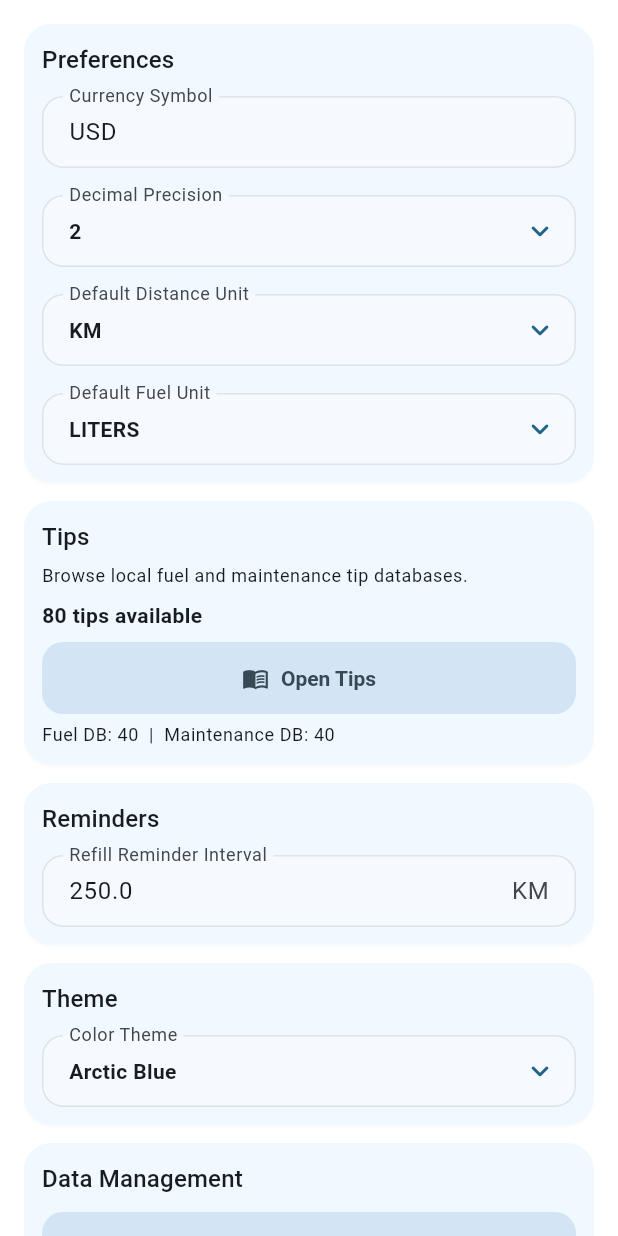
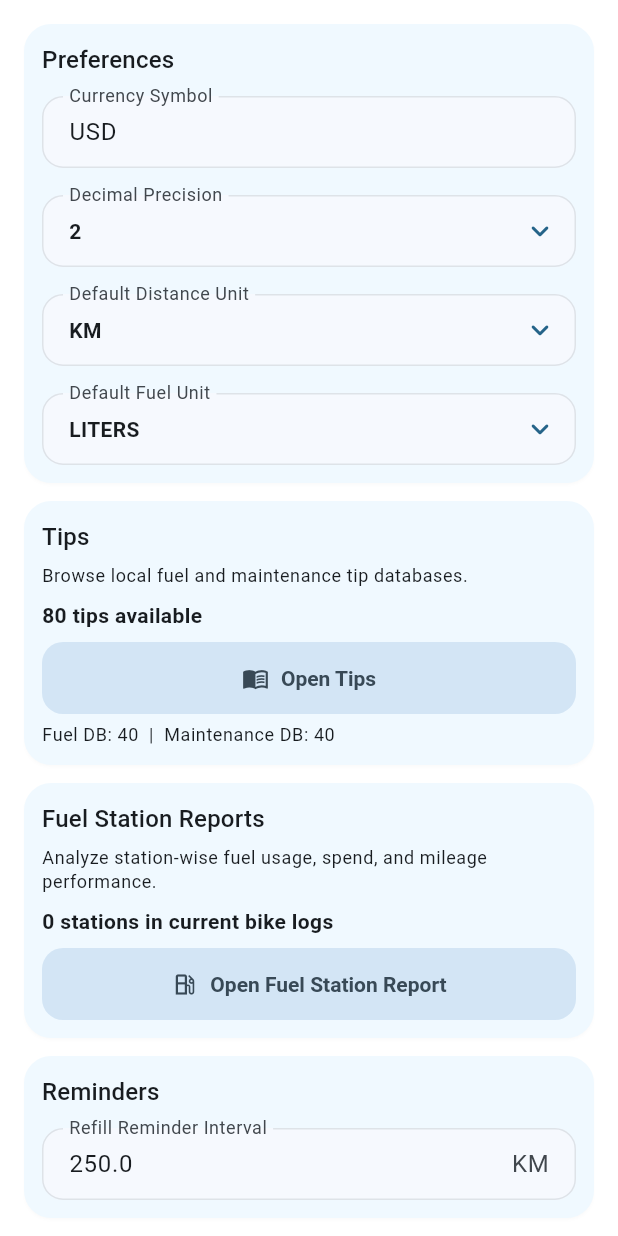
Before and after one commit to WorkWithAfridi/MotoMileage, a Flutter app: the SettingsView widget shown alone on an empty page, opened directly, on a phone screen of 412 x 824 dp. Run offline on Flutter 3.47's test engine with Material 3 defaults, Android fonts, the phone set to English and light mode, and no system bars; our stand-ins replace fl_chart, get, share_plus, sqflite; accounts and stored records are empty.

Commit message:
Added Fuel station report

```diff
--- a/lib/app/views/settings_view.dart
+++ b/lib/app/views/settings_view.dart
@@ -15,6 +15,7 @@ import '../services/backup_service.dart';
 import '../services/csv_export_service.dart';
 import '../services/demo_data_service.dart';
 import '../services/local_storage_service.dart';
+import 'fuel_station_report_view.dart';
 import 'tips_view.dart';
 import 'widgets/app_dropdown_form_field.dart';
 
@@ -33,7 +34,9 @@ class SettingsView extends GetView<SettingsController> {
 
     return Obx(() {
       final current = controller.settings.value;
-      final refillDistanceUnit = _distanceUnitLabel(current.defaultDistanceUnit);
+      final refillDistanceUnit = _distanceUnitLabel(
+        current.defaultDistanceUnit,
+      );
       return GestureDetector(
         onTap: () {
           FocusManager.instance.primaryFocus?.unfocus();
@@ -47,11 +50,16 @@ class SettingsView extends GetView<SettingsController> {
                 child: Column(
                   crossAxisAlignment: CrossAxisAlignment.start,
                   children: [
-                    Text('Preferences', style: Theme.of(context).textTheme.titleMedium),
+                    Text(
+                      'Preferences',
+                      style: Theme.of(context).textTheme.titleMedium,
+                    ),
                     const SizedBox(height: 12),
                     TextFormField(
                       initialValue: current.currencySymbol,
-                      decoration: const InputDecoration(labelText: 'Currency Symbol'),
+                      decoration: const InputDecoration(
+                        labelText: 'Currency Symbol',
+                      ),
                       onChanged: (value) {
                         final trimmed = value.trim();
                         if (trimmed.isEmpty) return;
@@ -61,8 +69,17 @@ class SettingsView extends GetView<SettingsController> {
                     const SizedBox(height: 18),
                     AppDropdownFormField<int>(
                       initialValue: current.decimalPrecision,
-                      decoration: const InputDecoration(labelText: 'Decimal Precision'),
-                      items: const [0, 1, 2, 3, 4].map((value) => DropdownMenuItem(value: value, child: Text('$value'))).toList(),
+                      decoration: const InputDecoration(
+                        labelText: 'Decimal Precision',
+                      ),
+                      items: const [0, 1, 2, 3, 4]
+                          .map(
+                            (value) => DropdownMenuItem(
+                              value: value,
+                              child: Text('$value'),
+                            ),
+                          )
+                          .toList(),
                       onChanged: (value) {
                         if (value != null) {
                           controller.updateDecimalPrecision(value);
@@ -72,8 +89,17 @@ class SettingsView extends GetView<SettingsController> {
                     const SizedBox(height: 18),
                     AppDropdownFormField<DistanceUnit>(
                       initialValue: current.defaultDistanceUnit,
-                      decoration: const InputDecoration(labelText: 'Default Distance Unit'),
-                      items: DistanceUnit.values.map((unit) => DropdownMenuItem(value: unit, child: Text(unit.name.toUpperCase()))).toList(),
+                      decoration: const InputDecoration(
+                        labelText: 'Default Distance Unit',
+                      ),
+                      items: DistanceUnit.values
+                          .map(
+                            (unit) => DropdownMenuItem(
+                              value: unit,
+                              child: Text(unit.name.toUpperCase()),
+                            ),
+                          )
+                          .toList(),
                       onChanged: (value) {
                         if (value != null) {
                           controller.updateDefaultDistanceUnit(value);
@@ -83,8 +109,17 @@ class SettingsView extends GetView<SettingsController> {
                     const SizedBox(height: 18),
                     AppDropdownFormField<FuelUnit>(
                       initialValue: current.defaultFuelUnit,
-                      decoration: const InputDecoration(labelText: 'Default Fuel Unit'),
-                      items: FuelUnit.values.map((unit) => DropdownMenuItem(value: unit, child: Text(unit.name.toUpperCase()))).toList(),
+                      decoration: const InputDecoration(
+                        labelText: 'Default Fuel Unit',
+                      ),
+                      items: FuelUnit.values
+                          .map(
+                            (unit) => DropdownMenuItem(
+                              value: unit,
+                              child: Text(unit.name.toUpperCase()),
+                            ),
+                          )
+                          .toList(),
                       onChanged: (value) {
                         if (value != null) {
                           controller.updateDefaultFuelUnit(value);
@@ -98,18 +133,28 @@ class SettingsView extends GetView<SettingsController> {
             const SizedBox(height: 4),
             const _TipsSectionCard(),
             const SizedBox(height: 4),
+            const _FuelStationReportSectionCard(),
+            const SizedBox(height: 4),
             Card(
               child: Padding(
                 padding: const EdgeInsets.all(12),
                 child: Column(
                   crossAxisAlignment: CrossAxisAlignment.start,
                   children: [
-                    Text('Reminders', style: Theme.of(context).textTheme.titleMedium),
+                    Text(
+                      'Reminders',
+                      style: Theme.of(context).textTheme.titleMedium,
+                    ),
                     const SizedBox(height: 12),
                     TextFormField(
                       initialValue: current.refillReminderInterval.toString(),
-                      keyboardType: const TextInputType.numberWithOptions(decimal: true),
-                      decoration: InputDecoration(labelText: 'Refill Reminder Interval', suffixText: refillDistanceUnit),
+                      keyboardType: const TextInputType.numberWithOptions(
+                        decimal: true,
+                      ),
+                      decoration: InputDecoration(
+                        labelText: 'Refill Reminder Interval',
+                        suffixText: refillDistanceUnit,
+                      ),
                       onChanged: (value) {
                         final parsed = double.tryParse(value);
                         if (parsed != null && parsed > 0) {
@@ -128,12 +173,24 @@ class SettingsView extends GetView<SettingsController> {
                 child: Column(
                   crossAxisAlignment: CrossAxisAlignment.start,
                   children: [
-                    Text('Theme', style: Theme.of(context).textTheme.titleMedium),
+                    Text(
+                      'Theme',
+                      style: Theme.of(context).textTheme.titleMedium,
+                    ),
                     const SizedBox(height: 12),
                     AppDropdownFormField<AppThemePreset>(
                       initialValue: current.themePreset,
-                      decoration: const InputDecoration(labelText: 'Color Theme'),
-                      items: AppThemePreset.values.map((preset) => DropdownMenuItem(value: preset, child: Text(_themePresetLabel(preset)))).toList(),
+                      decoration: const InputDecoration(
+                        labelText: 'Color Theme',
+                      ),
+                      items: AppThemePreset.values
+                          .map(
+                            (preset) => DropdownMenuItem(
+                              value: preset,
+                              child: Text(_themePresetLabel(preset)),
+                            ),
+                          )
+                          .toList(),
                       onChanged: (value) {
                         if (value != null) {
                           controller.updateThemePreset(value);
@@ -151,15 +208,25 @@ class SettingsView extends GetView<SettingsController> {
                 child: Column(
                   crossAxisAlignment: CrossAxisAlignment.start,
                   children: [
-                    Text('Data Management', style: Theme.of(context).textTheme.titleMedium),
+                    Text(
+                      'Data Management',
+                      style: Theme.of(context).textTheme.titleMedium,
+                    ),
                     const SizedBox(height: 10),
                     FilledButton.tonal(
                       onPressed: () async {
-                        final csv = csvService.buildFuelLogsCsv(fuelController.entries);
+                        final csv = csvService.buildFuelLogsCsv(
+                          fuelController.entries,
+                        );
                         final dir = await getTemporaryDirectory();
                         final file = File('${dir.path}/fuel_logs.csv');
                         await file.writeAsString(csv);
-                        await SharePlus.instance.share(ShareParams(files: [XFile(file.path)], text: 'Moto Mileage fuel logs CSV export'));
+                        await SharePlus.instance.share(
+                          ShareParams(
+                            files: [XFile(file.path)],
+                            text: 'Moto Mileage fuel logs CSV export',
+                          ),
+                        );
                       },
                       child: const Text('Export Current Bike Logs (CSV)'),
                     ),
@@ -168,9 +235,16 @@ class SettingsView extends GetView<SettingsController> {
                       onPressed: () async {
                         final json = backupService.exportBackupJson();
                         final dir = await getTemporaryDirectory();
-                        final file = File('${dir.path}/motomileage_backup.json');
+                        final file = File(
+                          '${dir.path}/motomileage_backup.json',
+                        );
                         await file.writeAsString(json);
-                        await SharePlus.instance.share(ShareParams(files: [XFile(file.path)], text: 'Moto Mileage backup JSON'));
+                        await SharePlus.instance.share(
+                          ShareParams(
+                            files: [XFile(file.path)],
+                            text: 'Moto Mileage backup JSON',
+                          ),
+                        );
                       },
                       child: const Text('Backup All Data (JSON)'),
                     ),
@@ -186,11 +260,22 @@ class SettingsView extends GetView<SettingsController> {
                               controller: textController,
                               minLines: 6,
                               maxLines: 10,
-                              decoration: const InputDecoration(hintText: 'Paste backup JSON', border: OutlineInputBorder()),
+                              decoration: const InputDecoration(
+                                hintText: 'Paste backup JSON',
+                                border: OutlineInputBorder(),
+                              ),
                             ),
                             actions: [
-                              TextButton(onPressed: () => Navigator.of(context).pop(false), child: const Text('Cancel')),
-                              FilledButton(onPressed: () => Navigator.of(context).pop(true), child: const Text('Restore')),
+                              TextButton(
+                                onPressed: () =>
+                                    Navigator.of(context).pop(false),
+                                child: const Text('Cancel'),
+                              ),
+                              FilledButton(
+                                onPressed: () =>
+                                    Navigator.of(context).pop(true),
+                                child: const Text('Restore'),
+                              ),
                             ],
                           ),
                         );
@@ -200,12 +285,17 @@ class SettingsView extends GetView<SettingsController> {
                         }
 
                         try {
-                          await backupService.restoreBackupJson(textController.text);
+                          await backupService.restoreBackupJson(
+                            textController.text,
+                          );
                           controller.reload();
                           await bikeController.reload();
                           await fuelController.reloadActiveBike();
                           await maintenanceController.reloadActiveBike();
-                          Get.snackbar('Restored', 'Backup restored successfully.');
+                          Get.snackbar(
+                            'Restored',
+                            'Backup restored successfully.',
+                          );
                         } catch (_) {
                           Get.snackbar('Error', 'Backup JSON is invalid.');
                         }
@@ -223,7 +313,10 @@ class SettingsView extends GetView<SettingsController> {
                 child: Column(
                   crossAxisAlignment: CrossAxisAlignment.start,
                   children: [
-                    Text('Demo Tools', style: Theme.of(context).textTheme.titleMedium),
+                    Text(
+                      'Demo Tools',
+                      style: Theme.of(context).textTheme.titleMedium,
+                    ),
                     const SizedBox(height: 10),
                     FilledButton(
                       onPressed: () async {
@@ -231,10 +324,20 @@ class SettingsView extends GetView<SettingsController> {
                           context: context,
                           builder: (context) => AlertDialog(
                             title: const Text('Load Demo Data'),
-                            content: const Text('This will replace your current local data with demo entries.'),
+                            content: const Text(
+                              'This will replace your current local data with demo entries.',
+                            ),
                             actions: [
-                              TextButton(onPressed: () => Navigator.of(context).pop(false), child: const Text('Cancel')),
-                              FilledButton(onPressed: () => Navigator.of(context).pop(true), child: const Text('Replace & Load')),
+                              TextButton(
+                                onPressed: () =>
+                                    Navigator.of(context).pop(false),
+                                child: const Text('Cancel'),
+                              ),
+                              FilledButton(
+                                onPressed: () =>
+                                    Navigator.of(context).pop(true),
+                                child: const Text('Replace & Load'),
+                              ),
                             ],
                           ),
                         );
@@ -248,7 +351,10 @@ class SettingsView extends GetView<SettingsController> {
                         await bikeController.reload();
                         await fuelController.reloadActiveBike();
                         await maintenanceController.reloadActiveBike();
-                        Get.snackbar('Demo Ready', 'Sample data loaded for testing.');
+                        Get.snackbar(
+                          'Demo Ready',
+                          'Sample data loaded for testing.',
+                        );
                       },
                       child: const Text('Load Demo Data'),
                     ),
@@ -263,23 +369,40 @@ class SettingsView extends GetView<SettingsController> {
                 child: Column(
                   crossAxisAlignment: CrossAxisAlignment.start,
                   children: [
-                    Text('Danger Zone', style: Theme.of(context).textTheme.titleMedium),
+                    Text(
+                      'Danger Zone',
+                      style: Theme.of(context).textTheme.titleMedium,
+                    ),
                     const SizedBox(height: 10),
                     FilledButton.tonal(
                       style: FilledButton.styleFrom(
-                        backgroundColor: Theme.of(context).colorScheme.errorContainer,
-                        foregroundColor: Theme.of(context).colorScheme.onErrorContainer,
+                        backgroundColor: Theme.of(
+                          context,
+                        ).colorScheme.errorContainer,
+                        foregroundColor: Theme.of(
+                          context,
+                        ).colorScheme.onErrorContainer,
                       ),
                       onPressed: () async {
                         final confirmed = await showDialog<bool>(
                           context: context,
                           builder: (context) => AlertDialog(
                             title: const Text('Reset All Data'),
-                            content: const Text('This will permanently delete all bikes, fuel logs, maintenance logs, and settings from this device.'),
+                            content: const Text(
+                              'This will permanently delete all bikes, fuel logs, maintenance logs, and settings from this device.',
+                            ),
                             actions: [
-                              FilledButton(onPressed: () => Navigator.of(context).pop(true), child: const Text('Reset')),
+                              FilledButton(
+                                onPressed: () =>
+                                    Navigator.of(context).pop(true),
+                                child: const Text('Reset'),
+                              ),
                               SizedBox(height: 10),
-                              OutlinedButton(onPressed: () => Navigator.of(context).pop(false), child: const Text('Cancel')),
+                              OutlinedButton(
+                                onPressed: () =>
+                                    Navigator.of(context).pop(false),
+                                child: const Text('Cancel'),
+                              ),
                             ],
                           ),
                         );
@@ -294,7 +417,10 @@ class SettingsView extends GetView<SettingsController> {
                         await fuelController.reloadActiveBike();
                         await maintenanceController.reloadActiveBike();
 
-                        Get.snackbar('Data Reset', 'All local app data has been removed.');
+                        Get.snackbar(
+                          'Data Reset',
+                          'All local app data has been removed.',
+                        );
                       },
                       child: const Text('Reset All Data'),
                     ),
@@ -351,7 +477,9 @@ class _TipsSectionCard extends StatelessWidget {
 
   @override
   Widget build(BuildContext context) {
-    final totalTips = AppTipsDatabase.fuelTips.length + AppTipsDatabase.maintenanceTips.length;
+    final totalTips =
+        AppTipsDatabase.fuelTips.length +
+        AppTipsDatabase.maintenanceTips.length;
 
     return Card(
       child: Padding(
@@ -361,15 +489,25 @@ class _TipsSectionCard extends StatelessWidget {
           children: [
             Text('Tips', style: Theme.of(context).textTheme.titleMedium),
             const SizedBox(height: 6),
-            Text('Browse local fuel and maintenance tip databases.', style: Theme.of(context).textTheme.bodySmall),
+            Text(
+              'Browse local fuel and maintenance tip databases.',
+              style: Theme.of(context).textTheme.bodySmall,
+            ),
             const SizedBox(height: 8),
-            Text('$totalTips tips available', style: Theme.of(context).textTheme.bodyMedium?.copyWith(fontWeight: FontWeight.w700)),
+            Text(
+              '$totalTips tips available',
+              style: Theme.of(
+                context,
+              ).textTheme.bodyMedium?.copyWith(fontWeight: FontWeight.w700),
+            ),
             const SizedBox(height: 8),
             SizedBox(
               width: double.infinity,
               child: FilledButton.tonalIcon(
                 onPressed: () {
-                  Navigator.of(context).push(MaterialPageRoute(builder: (_) => const TipsView()));
+                  Navigator.of(
+                    context,
+                  ).push(MaterialPageRoute(builder: (_) => const TipsView()));
                 },
                 icon: const Icon(Icons.menu_book_outlined),
                 label: const Text('Open Tips'),
@@ -386,3 +524,58 @@ class _TipsSectionCard extends StatelessWidget {
     );
   }
 }
+
+class _FuelStationReportSectionCard extends StatelessWidget {
+  const _FuelStationReportSectionCard();
+
+  @override
+  Widget build(BuildContext context) {
+    final fuelController = Get.find<FuelController>();
+    final stations = fuelController.entries
+        .map((entry) => (entry.stationName ?? '').trim())
+        .where((name) => name.isNotEmpty)
+        .toSet();
+
+    return Card(
+      child: Padding(
+        padding: const EdgeInsets.all(12),
+        child: Column(
+          crossAxisAlignment: CrossAxisAlignment.start,
+          children: [
+            Text(
+              'Fuel Station Reports',
+              style: Theme.of(context).textTheme.titleMedium,
+            ),
+            const SizedBox(height: 6),
+            Text(
+              'Analyze station-wise fuel usage, spend, and mileage performance.',
+              style: Theme.of(context).textTheme.bodySmall,
+            ),
+            const SizedBox(height: 8),
+            Text(
+              '${stations.length} stations in current bike logs',
+              style: Theme.of(
+                context,
+              ).textTheme.bodyMedium?.copyWith(fontWeight: FontWeight.w700),
+            ),
+            const SizedBox(height: 8),
+            SizedBox(
+              width: double.infinity,
+              child: FilledButton.tonalIcon(
+                onPressed: () {
+                  Navigator.of(context).push(
+                    MaterialPageRoute(
+                      builder: (_) => const FuelStationReportView(),
+                    ),
+                  );
+                },
+                icon: const Icon(Icons.local_gas_station_outlined),
+                label: const Text('Open Fuel Station Report'),
+              ),
+            ),
+          ],
+        ),
+      ),
+    );
+  }
+}
```
Also changed, not shown: lib/app/views/fuel_station_report_view.dart (added, +303 -0 lines).
